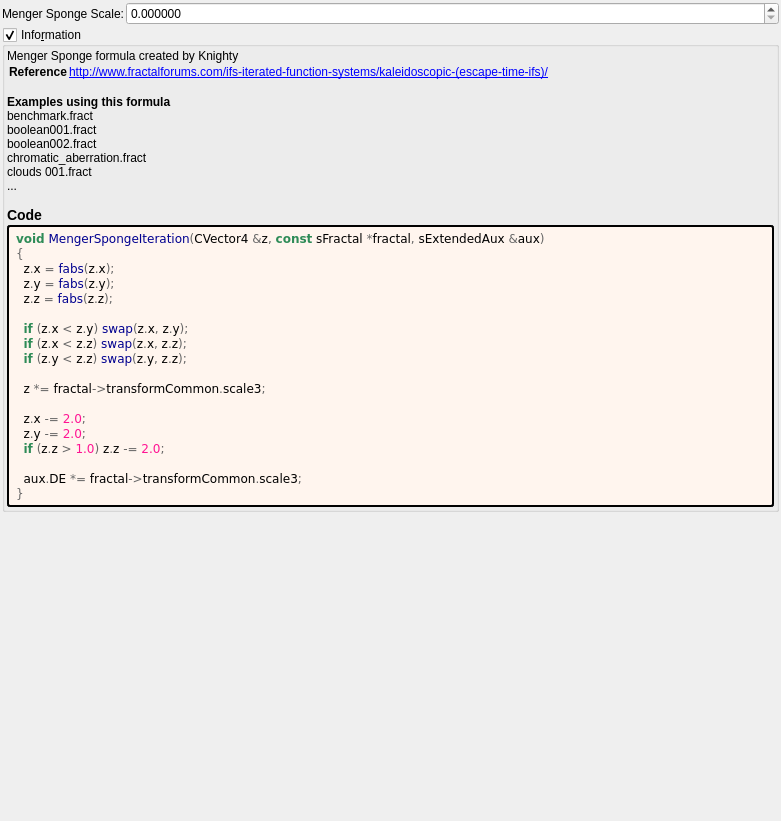
Above: mandelbulber2/formula/ui/menger_sponge.ui from buddhi1980/mandelbulber2 before the change. Below: the same form after it.
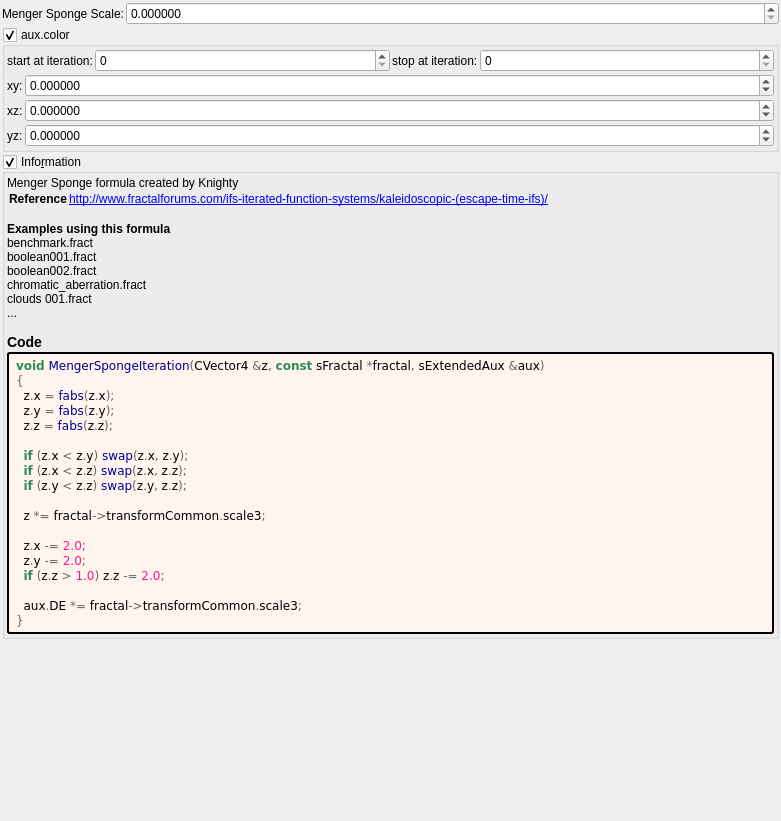
That is the form after the change. Custom widgets are drawn as their Qt base class.

Commit message: add auxcolor to menger sponge

```diff
--- a/mandelbulber2/formula/ui/menger_sponge.ui
+++ b/mandelbulber2/formula/ui/menger_sponge.ui
@@ -71,6 +71,198 @@
      </item>
     </layout>
    </item>
+   <item>
+    <widget class="MyGroupBox" name="groupCheck_fold_color_aux_color_enabled_false">
+     <property name="toolTip">
+      <string/>
+     </property>
+     <property name="title">
+      <string>aux.color&amp;</string>
+     </property>
+     <property name="checkable">
+      <bool>true</bool>
+     </property>
+     <layout class="QVBoxLayout" name="verticalLayout_58">
+      <property name="spacing">
+       <number>2</number>
+      </property>
+      <property name="leftMargin">
+       <number>2</number>
+      </property>
+      <property name="topMargin">
+       <number>2</number>
+      </property>
+      <property name="rightMargin">
+       <number>2</number>
+      </property>
+      <property name="bottomMargin">
+       <number>2</number>
+      </property>
+      <item>
+       <layout class="QHBoxLayout" name="horizontalLayout_14" stretch="0,1,0,1">
+        <item>
+         <widget class="QLabel" name="label_99">
+          <property name="text">
+           <string>start at iteration:</string>
+          </property>
+         </widget>
+        </item>
+        <item>
+         <widget class="MySpinBox" name="spinboxInt_fold_color_start_iterations_A">
+          <property name="sizePolicy">
+           <sizepolicy hsizetype="Minimum" vsizetype="Maximum">
+            <horstretch>0</horstretch>
+            <verstretch>0</verstretch>
+           </sizepolicy>
+          </property>
+          <property name="minimum">
+           <number>0</number>
+          </property>
+          <property name="maximum">
+           <number>999</number>
+          </property>
+          <property name="value">
+           <number>0</number>
+          </property>
+         </widget>
+        </item>
+        <item>
+         <widget class="QLabel" name="label_71">
+          <property name="text">
+           <string>stop at iteration:</string>
+          </property>
+         </widget>
+        </item>
+        <item>
+         <widget class="MySpinBox" name="spinboxInt_fold_color_stop_iterations_A">
+          <property name="sizePolicy">
+           <sizepolicy hsizetype="Preferred" vsizetype="Maximum">
+            <horstretch>0</horstretch>
+            <verstretch>0</verstretch>
+           </sizepolicy>
+          </property>
+          <property name="maximum">
+           <number>999</number>
+          </property>
+         </widget>
+        </item>
+       </layout>
+      </item>
+      <item>
+       <layout class="QGridLayout" name="gridLayout_16" columnstretch="0,1">
+        <property name="spacing">
+         <number>2</number>
+        </property>
+        <item row="1" column="1">
+         <widget class="MyDoubleSpinBox" name="spinbox4_fold_color_difs_0000_y">
+          <property name="sizePolicy">
+           <sizepolicy hsizetype="Minimum" vsizetype="Maximum">
+            <horstretch>0</horstretch>
+            <verstretch>0</verstretch>
+           </sizepolicy>
+          </property>
+          <property name="prefix">
+           <string/>
+          </property>
+          <property name="suffix">
+           <string/>
+          </property>
+          <property name="decimals">
+           <number>6</number>
+          </property>
+          <property name="minimum">
+           <double>-99.999899999999997</double>
+          </property>
+          <property name="maximum">
+           <double>99.999899999999997</double>
+          </property>
+          <property name="singleStep">
+           <double>0.100000000000000</double>
+          </property>
+         </widget>
+        </item>
+        <item row="0" column="0">
+         <widget class="QLabel" name="label_134">
+          <property name="text">
+           <string notr="true">xy:</string>
+          </property>
+         </widget>
+        </item>
+        <item row="1" column="0">
+         <widget class="QLabel" name="label_135">
+          <property name="text">
+           <string notr="true">xz:</string>
+          </property>
+         </widget>
+        </item>
+        <item row="0" column="1">
+         <widget class="MyDoubleSpinBox" name="spinbox4_fold_color_difs_0000_x">
+          <property name="sizePolicy">
+           <sizepolicy hsizetype="Minimum" vsizetype="Maximum">
+            <horstretch>0</horstretch>
+            <verstretch>0</verstretch>
+           </sizepolicy>
+          </property>
+          <property name="prefix">
+           <string/>
+          </property>
+          <property name="suffix">
+           <string/>
+          </property>
+          <property name="decimals">
+           <number>6</number>
+          </property>
+          <property name="minimum">
+           <double>-99.999899999999997</double>
+          </property>
+          <property name="maximum">
+           <double>99.999899999999997</double>
+          </property>
+          <property name="singleStep">
+           <double>0.100000000000000</double>
+          </property>
+         </widget>
+        </item>
+        <item row="2" column="1">
+         <widget class="MyDoubleSpinBox" name="spinbox4_fold_color_difs_0000_z">
+          <property name="sizePolicy">
+           <sizepolicy hsizetype="Minimum" vsizetype="Maximum">
+            <horstretch>0</horstretch>
+            <verstretch>0</verstretch>
+           </sizepolicy>
+          </property>
+          <property name="prefix">
+           <string/>
+          </property>
+          <property name="suffix">
+           <string/>
+          </property>
+          <property name="decimals">
+           <number>6</number>
+          </property>
+          <property name="minimum">
+           <double>-99.999899999999997</double>
+          </property>
+          <property name="maximum">
+           <double>99.999899999999997</double>
+          </property>
+          <property name="singleStep">
+           <double>0.100000000000000</double>
+          </property>
+         </widget>
+        </item>
+        <item row="2" column="0">
+         <widget class="QLabel" name="label_136">
+          <property name="text">
+           <string notr="true">yz:</string>
+          </property>
+         </widget>
+        </item>
+       </layout>
+      </item>
+     </layout>
+    </widget>
+   </item>
    <item>
     <widget class="MyGroupBox" name="groupCheck_info">
      <property name="title">
@@ -176,6 +368,11 @@
   </layout>
  </widget>
  <customwidgets>
+  <customwidget>
+   <class>MyDoubleSpinBox</class>
+   <extends>QDoubleSpinBox</extends>
+   <header>my_double_spin_box.h</header>
+  </customwidget>
   <customwidget>
    <class>MyGroupBox</class>
    <extends>QGroupBox</extends>
@@ -183,9 +380,9 @@
    <container>1</container>
   </customwidget>
   <customwidget>
-   <class>MyDoubleSpinBox</class>
-   <extends>QDoubleSpinBox</extends>
-   <header>my_double_spin_box.h</header>
+   <class>MySpinBox</class>
+   <extends>QSpinBox</extends>
+   <header>my_spin_box.h</header>
   </customwidget>
  </customwidgets>
  <tabstops>
```
Left out of the diff: 23 changed lines with no effect on the pictures. The commit also changes 11 other files.
